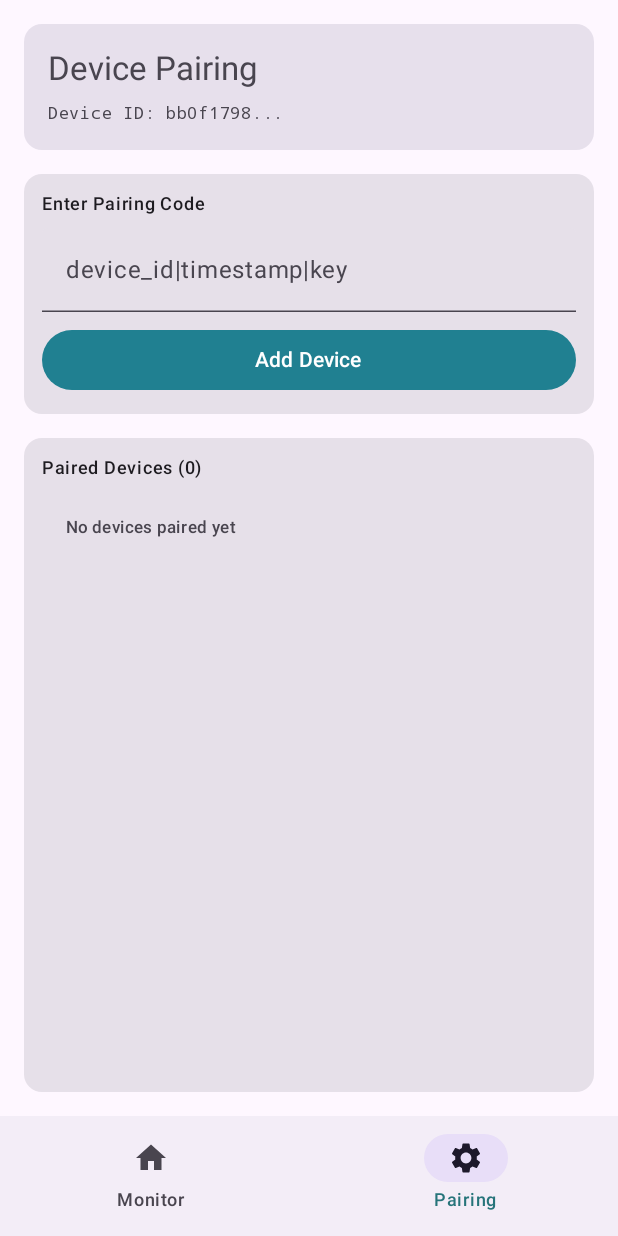
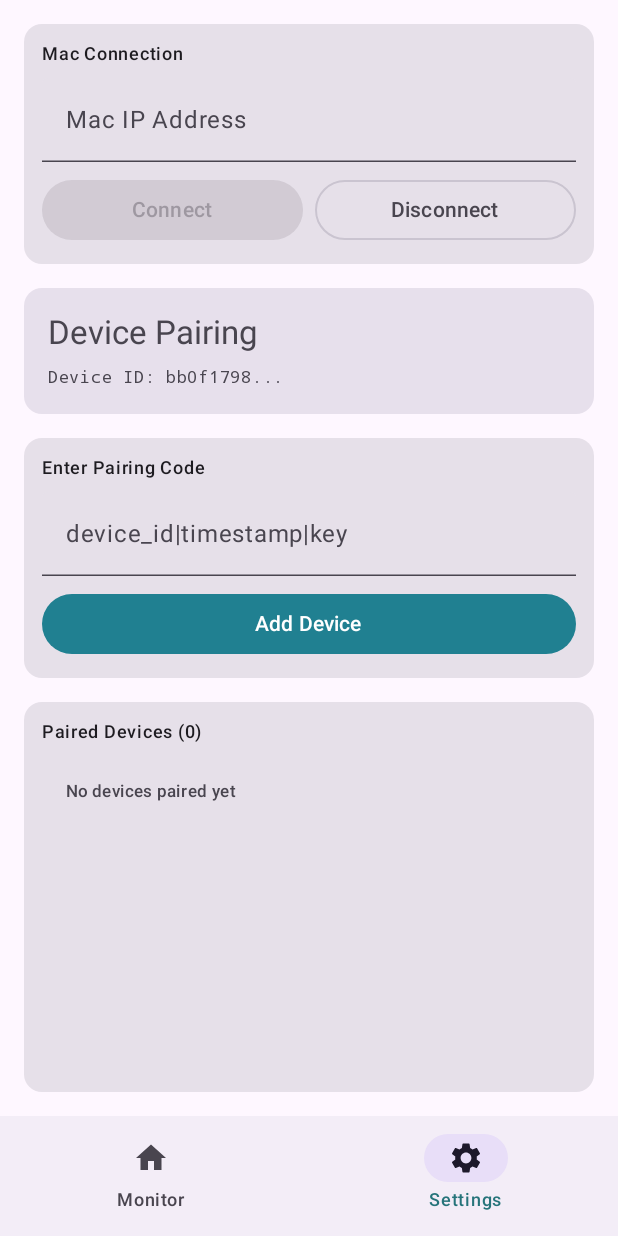
Before and after one commit to Slate-OSS/ClipboardSync_android, an Android app built with Jetpack Compose: the screen it shows after launch (MainActivity), item 2 of the bottom bar chosen, on a phone screen of 412 x 824 dp. Run offline under Robolectric (Android 15) with nearby library versions, the phone set to English and light mode, and no system bars.

Commit message:
Setup Server Connection

```diff
--- a/app/src/main/java/com/finitecode/clipboardsync/MainActivity.kt
+++ b/app/src/main/java/com/finitecode/clipboardsync/MainActivity.kt
@@ -1,6 +1,7 @@
 package com.finitecode.clipboardsync
 
 import android.os.Bundle
+import android.content.Context
 import androidx.activity.ComponentActivity
 import androidx.activity.compose.setContent
 import androidx.compose.foundation.layout.*
@@ -13,23 +14,69 @@ import androidx.compose.ui.text.font.FontFamily
 import androidx.compose.ui.unit.dp
 import androidx.compose.material.icons.Icons
 import com.finitecode.clipboardsync.ui.theme.ClipboardSyncTheme
-
-
-// Import the dramatic icons :/
 import androidx.compose.material.icons.filled.Home
 import androidx.compose.material.icons.filled.Settings
 import androidx.compose.material.icons.filled.Delete
 
 class MainActivity : ComponentActivity() {
+    private lateinit var networkManager: NetworkManager
+
     override fun onCreate(savedInstanceState: Bundle?) {
         super.onCreate(savedInstanceState)
 
         val clipboardManager = ClipboardManagerWrapper(this)
         val pairingManager = DevicePairingManager(this)
 
+        // Create NetworkManager
+        networkManager = NetworkManager(
+            deviceId = pairingManager.currentDeviceId.value,
+            onMessageReceived = { message ->
+                handleIncomingMessage(message, clipboardManager, pairingManager)
+            }
+        )
+
         setContent {
             ClipboardSyncTheme {
-                ClipboardSyncApp(clipboardManager, pairingManager)
+                ClipboardSyncApp(clipboardManager, pairingManager, networkManager)
+            }
+        }
+    }
+
+    private fun handleIncomingMessage(
+        message: SyncMessage,
+        clipboardManager: ClipboardManagerWrapper,
+        pairingManager: DevicePairingManager
+    ) {
+        when (message.type) {
+            "clipboard_update" -> {
+                // Find paired device
+                val device = pairingManager.pairedDevices.find {
+                    it.remoteDeviceId == message.fromDeviceId
+                }
+
+                if (device == null) {
+                    println("⚠️ Message from unknown device: ${message.fromDeviceId.take(8)}")
+                    return
+                }
+
+                // Decrypt and update clipboard
+                val item = MessageProtocol.decodeClipboardMessage(message, device.sharedKey)
+                if (item != null) {
+                    clipboardManager.copyToClipboard(item.content)
+                    clipboardManager.clipboardHistory.add(0, item)
+                    if (clipboardManager.clipboardHistory.size > 50) {
+                        clipboardManager.clipboardHistory.removeAt(50)
+                    }
+                    println("📥 Received clipboard from ${device.name}")
+                }
+            }
+
+            "ping" -> {
+                println("🏓 Received ping from ${message.fromDeviceId.take(8)}")
+            }
+
+            else -> {
+                println("⚠️ Unknown message type: ${message.type}")
             }
         }
     }
@@ -38,7 +85,8 @@ class MainActivity : ComponentActivity() {
 @Composable
 fun ClipboardSyncApp(
     clipboardManager: ClipboardManagerWrapper,
-    pairingManager: DevicePairingManager
+    pairingManager: DevicePairingManager,
+    networkManager: NetworkManager
 ) {
     var selectedTab by remember { mutableIntStateOf(0) }
 
@@ -52,8 +100,8 @@ fun ClipboardSyncApp(
                     onClick = { selectedTab = 0 }
                 )
                 NavigationBarItem(
-                    icon = { Icon(Icons.Default.Settings, contentDescription = "Pairing") },
-                    label = { Text("Pairing") },
+                    icon = { Icon(Icons.Default.Settings, contentDescription = "Settings") },
+                    label = { Text("Settings") },
                     selected = selectedTab == 1,
                     onClick = { selectedTab = 1 }
                 )
@@ -62,8 +110,8 @@ fun ClipboardSyncApp(
     ) { paddingValues ->
         Box(modifier = Modifier.padding(paddingValues)) {
             when (selectedTab) {
-                0 -> MonitorScreen(clipboardManager, pairingManager)
-                1 -> PairingScreen(pairingManager)
+                0 -> MonitorScreen(clipboardManager, pairingManager, networkManager)
+                1 -> SettingsScreen(pairingManager, networkManager)
             }
         }
     }
@@ -72,12 +120,22 @@ fun ClipboardSyncApp(
 @Composable
 fun MonitorScreen(
     clipboardManager: ClipboardManagerWrapper,
-    pairingManager: DevicePairingManager
+    pairingManager: DevicePairingManager,
+    networkManager: NetworkManager
 ) {
     val isMonitoring by clipboardManager.isMonitoring
     val content by clipboardManager.clipboardContent
     val history = clipboardManager.clipboardHistory
     val pairedCount = pairingManager.pairedDevices.size
+
+    var connectionStatus by remember { mutableStateOf<ConnectionStatus>(ConnectionStatus.DISCONNECTED) }
+
+// Update connection status
+    LaunchedEffect(Unit) {
+        networkManager.onConnectionStatusChanged = { status ->
+            connectionStatus = status
+        }
+    }
 
     Column(
         modifier = Modifier
@@ -85,6 +143,42 @@ fun MonitorScreen(
             .padding(16.dp),
         verticalArrangement = Arrangement.spacedBy(16.dp)
     ) {
+        // Connection Status Card
+        Card(
+            modifier = Modifier.fillMaxWidth(),
+            colors = CardDefaults.cardColors(
+                containerColor = when (connectionStatus) {
+                    is ConnectionStatus.CONNECTED -> MaterialTheme.colorScheme.primaryContainer
+                    is ConnectionStatus.CONNECTING -> MaterialTheme.colorScheme.secondaryContainer
+                    else -> MaterialTheme.colorScheme.errorContainer
+                }
+            )
+        ) {
+            Row(
+                modifier = Modifier
+                    .fillMaxWidth()
+                    .padding(16.dp),
+                horizontalArrangement = Arrangement.spacedBy(12.dp),
+                verticalAlignment = Alignment.CenterVertically
+            ) {
+                Surface(
+                    modifier = Modifier.size(12.dp),
+                    shape = MaterialTheme.shapes.small,
+                    color = when (connectionStatus) {
+                        is ConnectionStatus.CONNECTED -> MaterialTheme.colorScheme.primary
+                        is ConnectionStatus.CONNECTING -> MaterialTheme.colorScheme.secondary
+                        else -> MaterialTheme.colorScheme.error
+                    }
+
+                ) {}
+
+                Text(
+                    connectionStatus.displayString(),
+                    style = MaterialTheme.typography.labelMedium
+                )
+            }
+        }
+
         // Header
         Card(
             modifier = Modifier.fillMaxWidth(),
@@ -113,7 +207,6 @@ fun MonitorScreen(
                 horizontalArrangement = Arrangement.spacedBy(12.dp),
                 verticalAlignment = Alignment.CenterVertically
             ) {
-                // Status indicator
                 Surface(
                     modifier = Modifier.size(12.dp),
                     shape = MaterialTheme.shapes.small,
@@ -206,11 +299,16 @@ fun MonitorScreen(
 }
 
 @Composable
-fun PairingScreen(pairingManager: DevicePairingManager) {
+fun SettingsScreen(
+    pairingManager: DevicePairingManager,
+    networkManager: NetworkManager
+) {
+    val context = androidx.compose.ui.platform.LocalContext.current
     val devices = pairingManager.pairedDevices
     val deviceId by pairingManager.currentDeviceId
     var manualCode by remember { mutableStateOf("") }
     var message by remember { mutableStateOf("") }
+    var macIp by remember { mutableStateOf(loadMacIp(context)) }
 
     Column(
         modifier = Modifier
@@ -218,7 +316,52 @@ fun PairingScreen(pairingManager: DevicePairingManager) {
             .padding(16.dp),
         verticalArrangement = Arrangement.spacedBy(16.dp)
     ) {
-        // Header with Device ID
+        // Connection Settings
+        Card(modifier = Modifier.fillMaxWidth()) {
+            Column(
+                modifier = Modifier.padding(12.dp),
+                verticalArrangement = Arrangement.spacedBy(8.dp)
+            ) {
+                Text(
+                    "Mac Connection",
+                    style = MaterialTheme.typography.labelMedium
+                )
+
+                TextField(
+                    value = macIp,
+                    onValueChange = { macIp = it },
+                    modifier = Modifier.fillMaxWidth(),
+                    label = { Text("Mac IP Address") },
+                    placeholder = { Text("192.168.1.100") },
+                    singleLine = true
+                )
+
+                Row(
+                    modifier = Modifier.fillMaxWidth(),
+                    horizontalArrangement = Arrangement.spacedBy(8.dp)
+                ) {
+                    Button(
+                        onClick = {
+                            saveMacIp(context, macIp)
+                            networkManager.connect(macIp)
+                        },
+                        modifier = Modifier.weight(1f),
+                        enabled = macIp.isNotBlank()
+                    ) {
+                        Text("Connect")
+                    }
+
+                    OutlinedButton(
+                        onClick = { networkManager.disconnect() },
+                        modifier = Modifier.weight(1f)
+                    ) {
+                        Text("Disconnect")
+                    }
+                }
+            }
+        }
+
+        // Device ID
         Card(
             modifier = Modifier.fillMaxWidth(),
             colors = CardDefaults.cardColors(containerColor = MaterialTheme.colorScheme.surfaceVariant)
@@ -237,7 +380,7 @@ fun PairingScreen(pairingManager: DevicePairingManager) {
             }
         }
 
-        // Manual pairing code entry
+        // Manual pairing
         Card(modifier = Modifier.fillMaxWidth()) {
             Column(
                 modifier = Modifier.padding(12.dp),
@@ -265,8 +408,7 @@ fun PairingScreen(pairingManager: DevicePairingManager) {
                             manualCode = ""
                         }
                     },
-                    modifier = Modifier.fillMaxWidth(),
-                    colors = ButtonDefaults.buttonColors(containerColor = MaterialTheme.colorScheme.primary)
+                    modifier = Modifier.fillMaxWidth()
                 ) {
                     Text("Add Device")
                 }
@@ -281,7 +423,7 @@ fun PairingScreen(pairingManager: DevicePairingManager) {
             }
         }
 
-        // Paired devices list
+        // Paired devices
         Card(
             modifier = Modifier
                 .fillMaxWidth()
@@ -341,3 +483,15 @@ fun PairingScreen(pairingManager: DevicePairingManager) {
         }
     }
 }
+
+private fun saveMacIp(context: Context, ip: String) {
+    context.getSharedPreferences("settings", Context.MODE_PRIVATE)
+        .edit()
+        .putString("mac_ip", ip)
+        .apply()
+}
+
+private fun loadMacIp(context: Context): String {
+    return context.getSharedPreferences("settings", Context.MODE_PRIVATE)
+        .getString("mac_ip", "") ?: ""
+}
```
Also changed, not shown: app/src/main/java/com/finitecode/clipboardsync/ClipboardManager.kt (+2 -12 lines), app/src/main/java/com/finitecode/clipboardsync/DevicePairingManager.kt (+68 -20 lines), app/src/main/java/com/finitecode/clipboardsync/EncryptionManager.kt (+38 -37 lines), app/src/main/java/com/finitecode/clipboardsync/MessageProtocol.kt (added, +60 -0 lines), app/src/main/java/com/finitecode/clipboardsync/NetworkManager.kt (added, +201 -0 lines).
